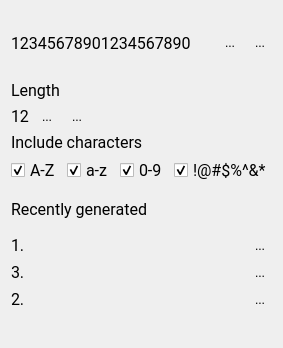
The window that View/PasswordGenerator.ui (cipher0ne/password-vault) describes before a commit, drawn with Qt 5.
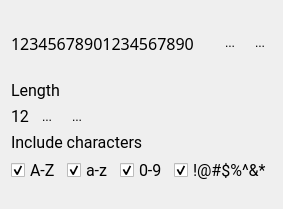
The same window after the commit. Icons and pictures are not drawn.

What changed in the file:
```diff
--- a/View/PasswordGenerator.ui
+++ b/View/PasswordGenerator.ui
@@ -6,8 +6,8 @@
    <rect>
     <x>0</x>
     <y>0</y>
-    <width>278</width>
-    <height>348</height>
+    <width>281</width>
+    <height>209</height>
    </rect>
   </property>
   <property name="windowTitle">
@@ -37,13 +37,16 @@
          </property>
          <property name="font">
           <font>
-           <family>Roboto</family>
+           <family>Maple Mono</family>
            <pointsize>12</pointsize>
           </font>
          </property>
          <property name="text">
           <string>12345678901234567890</string>
          </property>
+         <property name="wordWrap">
+          <bool>true</bool>
+         </property>
         </widget>
        </item>
        <item>
@@ -302,142 +305,6 @@
           </widget>
          </item>
         </layout>
-       </item>
-       <item>
-        <widget class="QLabel" name="label_6">
-         <property name="sizePolicy">
-          <sizepolicy hsizetype="Preferred" vsizetype="Fixed">
-           <horstretch>0</horstretch>
-           <verstretch>0</verstretch>
-          </sizepolicy>
-         </property>
-         <property name="minimumSize">
-          <size>
-           <width>0</width>
-           <height>40</height>
-          </size>
-         </property>
-         <property name="font">
-          <font>
-           <family>Roboto</family>
-           <pointsize>12</pointsize>
-          </font>
-         </property>
-         <property name="text">
-          <string>Recently generated</string>
-         </property>
-        </widget>
-       </item>
-      </layout>
-     </item>
-     <item>
-      <layout class="QHBoxLayout" name="horizontalLayout_4">
-       <item>
-        <widget class="QLabel" name="label_7">
-         <property name="sizePolicy">
-          <sizepolicy hsizetype="Preferred" vsizetype="Fixed">
-           <horstretch>0</horstretch>
-           <verstretch>0</verstretch>
-          </sizepolicy>
-         </property>
-         <property name="font">
-          <font>
-           <family>Roboto</family>
-           <pointsize>12</pointsize>
-          </font>
-         </property>
-         <property name="text">
-          <string>1. </string>
-         </property>
-        </widget>
-       </item>
-       <item>
-        <widget class="QToolButton" name="toolButton_5">
-         <property name="text">
-          <string>...</string>
-         </property>
-         <property name="icon">
-          <iconset resource="../icons.qrc">
-           <normaloff>:/icons/icons/copy.svg</normaloff>:/icons/icons/copy.svg</iconset>
-         </property>
-         <property name="autoRaise">
-          <bool>true</bool>
-         </property>
-        </widget>
-       </item>
-      </layout>
-     </item>
-     <item>
-      <layout class="QHBoxLayout" name="horizontalLayout_6">
-       <item>
-        <widget class="QLabel" name="label_9">
-         <property name="sizePolicy">
-          <sizepolicy hsizetype="Preferred" vsizetype="Fixed">
-           <horstretch>0</horstretch>
-           <verstretch>0</verstretch>
-          </sizepolicy>
-         </property>
-         <property name="font">
-          <font>
-           <family>Roboto</family>
-           <pointsize>12</pointsize>
-          </font>
-         </property>
-         <property name="text">
-          <string>3.</string>
-         </property>
-        </widget>
-       </item>
-       <item>
-        <widget class="QToolButton" name="toolButton_7">
-         <property name="text">
-          <string>...</string>
-         </property>
-         <property name="icon">
-          <iconset resource="../icons.qrc">
-           <normaloff>:/icons/icons/copy.svg</normaloff>:/icons/icons/copy.svg</iconset>
-         </property>
-         <property name="autoRaise">
-          <bool>true</bool>
-         </property>
-        </widget>
-       </item>
-      </layout>
-     </item>
-     <item>
-      <layout class="QHBoxLayout" name="horizontalLayout_5">
-       <item>
-        <widget class="QLabel" name="label_8">
-         <property name="sizePolicy">
-          <sizepolicy hsizetype="Preferred" vsizetype="Fixed">
-           <horstretch>0</horstretch>
-           <verstretch>0</verstretch>
-          </sizepolicy>
-         </property>
-         <property name="font">
-          <font>
-           <family>Roboto</family>
-           <pointsize>12</pointsize>
-          </font>
-         </property>
-         <property name="text">
-          <string>2. </string>
-         </property>
-        </widget>
-       </item>
-       <item>
-        <widget class="QToolButton" name="toolButton_6">
-         <property name="text">
-          <string>...</string>
-         </property>
-         <property name="icon">
-          <iconset resource="../icons.qrc">
-           <normaloff>:/icons/icons/copy.svg</normaloff>:/icons/icons/copy.svg</iconset>
-         </property>
-         <property name="autoRaise">
-          <bool>true</bool>
-         </property>
-        </widget>
        </item>
       </layout>
      </item>
```
Left out of the diff: 8 changed lines with no effect on the pictures.
